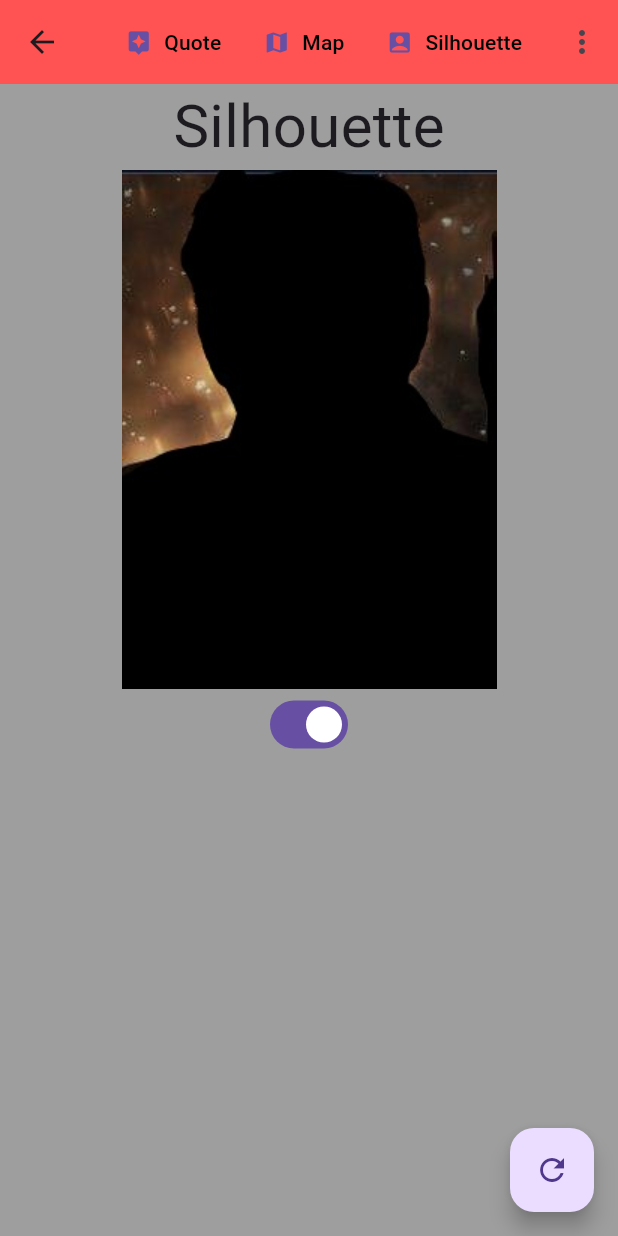
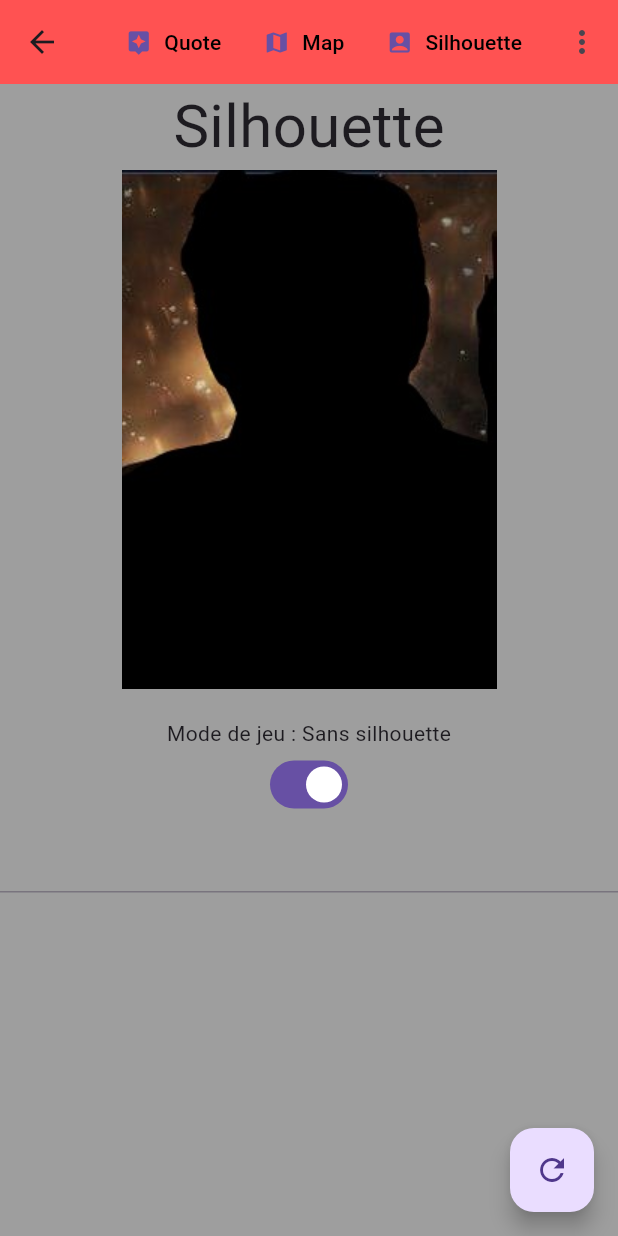
Before and after one commit to ClementReverbel/MaxPayne-DLE, a Flutter app: the silhouette screen opened by its route, on a phone screen of 412 x 824 dp. Run offline on Flutter 3.47's test engine with Material 3 defaults, Android fonts, the light colour scheme and no system bars; our stand-ins replace sqflite; accounts and stored records are empty; generated files the repository leaves out were written again.

Commit message:
Autocomplete silhouette

```diff
--- a/lib/pages/silhouette.dart
+++ b/lib/pages/silhouette.dart
@@ -47,23 +47,31 @@ class _silhouetteState extends State<silhouette> {
     });
   }
 
+  String gamemode(){
+    return _shape_mode? "Sans silhouette":"Silhouette";
+  }
+
   @override
   Widget build(BuildContext context) {
     return Scaffold(
-        body: Center(
+      body: SingleChildScrollView(
         child:
           Column(
             children:
             [Text("Silhouette", style: TextStyle(fontSize: 40)),
               //! permet de vérifier si silhouette n'est pas null
               _shape_mode?
+                //Affiche l'image en fonction du mode de jeu
                 Image.asset(_silhouette!.path_shape):
                 Image.asset(_silhouette!.path_full_image),
+                SizedBox(height: 20),
+                Text("Mode de jeu : "+gamemode()),
                 Switch(value: _shape_mode, onChanged: (bool value)=>setState((){
-                    _shape_mode = value;
-                  }))
+                _shape_mode = value;})),
+                AutoCompleteCharacter(),
+                SizedBox(height: 100)
             ]
-            )
+          ),
         ),
         floatingActionButton: FloatingActionButton(
             onPressed: () {
@@ -74,3 +82,34 @@ class _silhouetteState extends State<silhouette> {
         appBar: const boutonsMenu());
   }
 }
+
+//Cette classe permet de créer un textField autocomplétant personnalisé
+class AutoCompleteCharacter extends StatelessWidget {
+  const AutoCompleteCharacter({super.key});
+
+  //Ici se trouve les items qui peuvent être proposés
+  static const List<String> _kOptions = <String>['Alfred Woden',
+    'Anthony DeMarco',
+    'Max Payne',
+    'Mona Sax'
+    'Nicole Horne',
+    'Raul Passos',
+    'Tony DeMarco'];
+
+  @override
+  Widget build(BuildContext context) {
+    return Autocomplete<String>(
+      optionsBuilder: (TextEditingValue textEditingValue) {
+        if (textEditingValue.text == '') {
+          return const Iterable<String>.empty();
+        }
+        return _kOptions.where((String option) {
+          return option.contains(textEditingValue.text);
+        });
+      },
+      onSelected: (String selection) {
+        debugPrint('You just selected $selection');
+      },
+    );
+  }
+}
```
Lines whose indentation alone changed are shown as unchanged.
